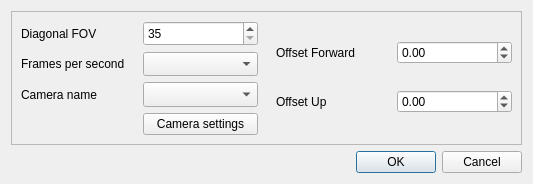
DaWelter/opentrack, file tracker-neuralnet/neuralnet-trackercontrols.ui: the form before one commit.
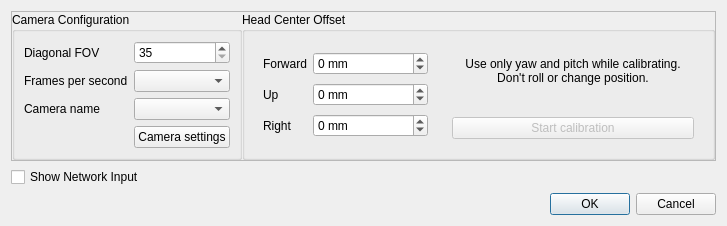
The form after the commit.

Commit message:
Improve the neuralnet tracker
* Automatic calibration (From Pointtracker)
* Automatic brightness boost for the pose network input
* Remove dependency on Eigen
* FPS display
* Display of input image after scaling and brighness correction
* Restructuring

The edit to the form file:
```diff
--- a/tracker-neuralnet/neuralnet-trackercontrols.ui
+++ b/tracker-neuralnet/neuralnet-trackercontrols.ui
@@ -9,15 +9,15 @@
    <rect>
     <x>0</x>
     <y>0</y>
-    <width>533</width>
-    <height>184</height>
+    <width>727</width>
+    <height>202</height>
    </rect>
   </property>
   <property name="windowTitle">
    <string>Tracker settings</string>
   </property>
   <layout class="QGridLayout" name="gridLayout">
-   <item row="4" column="0">
+   <item row="5" column="0">
     <widget class="QDialogButtonBox" name="buttonBox">
      <property name="standardButtons">
       <set>QDialogButtonBox::Cancel|QDialogButtonBox::Ok</set>
@@ -49,7 +49,16 @@
        <number>0</number>
       </property>
       <item>
-       <widget class="QFrame" name="frame">
+       <widget class="QGroupBox" name="groupBox">
+        <property name="sizePolicy">
+         <sizepolicy hsizetype="Fixed" vsizetype="Preferred">
+          <horstretch>0</horstretch>
+          <verstretch>0</verstretch>
+         </sizepolicy>
+        </property>
+        <property name="title">
+         <string>Camera Configuration</string>
+        </property>
         <layout class="QGridLayout" name="gridLayout_4">
          <item row="2" column="1">
           <widget class="QComboBox" name="cameraName">
@@ -128,52 +137,205 @@
        </widget>
       </item>
       <item>
-       <widget class="QFrame" name="frame_2">
-        <layout class="QGridLayout" name="gridLayout_2">
-         <item row="2" column="1">
-          <widget class="QDoubleSpinBox" name="cy">
+       <widget class="QGroupBox" name="groupBox_10">
+        <property name="sizePolicy">
+         <sizepolicy hsizetype="Preferred" vsizetype="Preferred">
+          <horstretch>0</horstretch>
+          <verstretch>0</verstretch>
+         </sizepolicy>
+        </property>
+        <property name="title">
+         <string>Head Center Offset</string>
+        </property>
+        <layout class="QGridLayout" name="gridLayout_5">
+         <item row="0" column="0">
+          <widget class="QFrame" name="frame_4">
            <property name="sizePolicy">
-            <sizepolicy hsizetype="Minimum" vsizetype="Maximum">
+            <sizepolicy hsizetype="Preferred" vsizetype="Preferred">
              <horstretch>0</horstretch>
              <verstretch>0</verstretch>
             </sizepolicy>
            </property>
-           <property name="minimum">
-            <double>-10000.000000000000000</double>
+           <property name="maximumSize">
+            <size>
+             <width>16777215</width>
+             <height>16777215</height>
+            </size>
            </property>
-           <property name="maximum">
-            <double>10000.000000000000000</double>
+           <property name="frameShape">
+            <enum>QFrame::NoFrame</enum>
            </property>
-          </widget>
-         </item>
-         <item row="1" column="0">
-          <widget class="QLabel" name="label_5">
-           <property name="text">
-            <string>Offset Forward</string>
+           <property name="frameShadow">
+            <enum>QFrame::Raised</enum>
            </property>
+           <layout class="QGridLayout" name="gridLayout_11">
+            <item row="1" column="1">
+             <widget class="QSpinBox" name="ty_spin">
+              <property name="maximumSize">
+               <size>
+                <width>150</width>
+                <height>16777215</height>
+               </size>
+              </property>
+              <property name="suffix">
+               <string> mm</string>
+              </property>
+              <property name="minimum">
+               <number>-65535</number>
+              </property>
+              <property name="maximum">
+               <number>65536</number>
+              </property>
+             </widget>
+            </item>
+            <item row="2" column="0">
+             <widget class="QLabel" name="label_66">
+              <property name="sizePolicy">
+               <sizepolicy hsizetype="Maximum" vsizetype="Preferred">
+                <horstretch>0</horstretch>
+                <verstretch>0</verstretch>
+               </sizepolicy>
+              </property>
+              <property name="text">
+               <string>Right</string>
+              </property>
+             </widget>
+            </item>
+            <item row="2" column="1">
+             <widget class="QSpinBox" name="tz_spin">
+              <property name="maximumSize">
+               <size>
+                <width>150</width>
+                <height>16777215</height>
+               </size>
+              </property>
+              <property name="suffix">
+               <string> mm</string>
+              </property>
+              <property name="minimum">
+               <number>-65535</number>
+              </property>
+              <property name="maximum">
+               <number>65536</number>
+              </property>
+             </widget>
+            </item>
+            <item row="0" column="0">
+             <widget class="QLabel" name="label_61">
+              <property name="sizePolicy">
+               <sizepolicy hsizetype="Maximum" vsizetype="Preferred">
+                <horstretch>0</horstretch>
+                <verstretch>0</verstretch>
+               </sizepolicy>
+              </property>
+              <property name="text">
+               <string>Forward</string>
+              </property>
+             </widget>
+            </item>
+            <item row="0" column="1">
+             <widget class="QSpinBox" name="tx_spin">
+              <property name="maximumSize">
+               <size>
+                <width>150</width>
+                <height>16777215</height>
+               </size>
+              </property>
+              <property name="suffix">
+               <string> mm</string>
+              </property>
+              <property name="minimum">
+               <number>-65535</number>
+              </property>
+              <property name="maximum">
+               <number>65536</number>
+              </property>
+             </widget>
+            </item>
+            <item row="1" column="0">
+             <widget class="QLabel" name="label_62">
+              <property name="sizePolicy">
+               <sizepolicy hsizetype="Maximum" vsizetype="Preferred">
+                <horstretch>0</horstretch>
+                <verstretch>0</verstretch>
+               </sizepolicy>
+              </property>
+              <property name="text">
+               <string>Up</string>
+              </property>
+             </widget>
+            </item>
+           </layout>
           </widget>
          </item>
-         <item row="2" column="0">
-          <widget class="QLabel" name="label_7">
-           <property name="text">
-            <string>Offset Up</string>
-           </property>
-          </widget>
-         </item>
-         <item row="1" column="1">
-          <widget class="QDoubleSpinBox" name="cx">
+         <item row="0" column="1">
+          <widget class="QFrame" name="frame_5">
            <property name="sizePolicy">
-            <sizepolicy hsizetype="Minimum" vsizetype="Maximum">
+            <sizepolicy hsizetype="Preferred" vsizetype="Expanding">
              <horstretch>0</horstretch>
              <verstretch>0</verstretch>
             </sizepolicy>
            </property>
-           <property name="minimum">
-            <double>-10000.000000000000000</double>
+           <property name="minimumSize">
+            <size>
+             <width>260</width>
+             <height>0</height>
+            </size>
            </property>
-           <property name="maximum">
-            <double>10000.000000000000000</double>
+           <property name="frameShape">
+            <enum>QFrame::NoFrame</enum>
            </property>
+           <property name="frameShadow">
+            <enum>QFrame::Raised</enum>
+           </property>
+           <layout class="QVBoxLayout" name="verticalLayout_2">
+            <item>
+             <widget class="QLabel" name="label_59">
+              <property name="text">
+               <string>Use only yaw and pitch while calibrating.
+Don't roll or change position.</string>
+              </property>
+              <property name="alignment">
+               <set>Qt::AlignCenter</set>
+              </property>
+              <property name="wordWrap">
+               <bool>true</bool>
+              </property>
+              <property name="openExternalLinks">
+               <bool>false</bool>
+              </property>
+             </widget>
+            </item>
+            <item>
+             <widget class="QLabel" name="sample_count_display">
+              <property name="sizePolicy">
+               <sizepolicy hsizetype="Minimum" vsizetype="Maximum">
+                <horstretch>0</horstretch>
+                <verstretch>0</verstretch>
+               </sizepolicy>
+              </property>
+              <property name="text">
+               <string/>
+              </property>
+              <property name="wordWrap">
+               <bool>true</bool>
+              </property>
+             </widget>
+            </item>
+            <item>
+             <widget class="QPushButton" name="tcalib_button">
+              <property name="enabled">
+               <bool>false</bool>
+              </property>
+              <property name="text">
+               <string>Start calibration</string>
+              </property>
+              <property name="checkable">
+               <bool>true</bool>
+              </property>
+             </widget>
+            </item>
+           </layout>
           </widget>
          </item>
         </layout>
@@ -182,6 +344,13 @@
      </layout>
     </widget>
    </item>
+   <item row="4" column="0">
+    <widget class="QCheckBox" name="showNetworkInput">
+     <property name="text">
+      <string>Show Network Input</string>
+     </property>
+    </widget>
+   </item>
   </layout>
  </widget>
  <resources/>
```
The commit also changes 7 other files.
